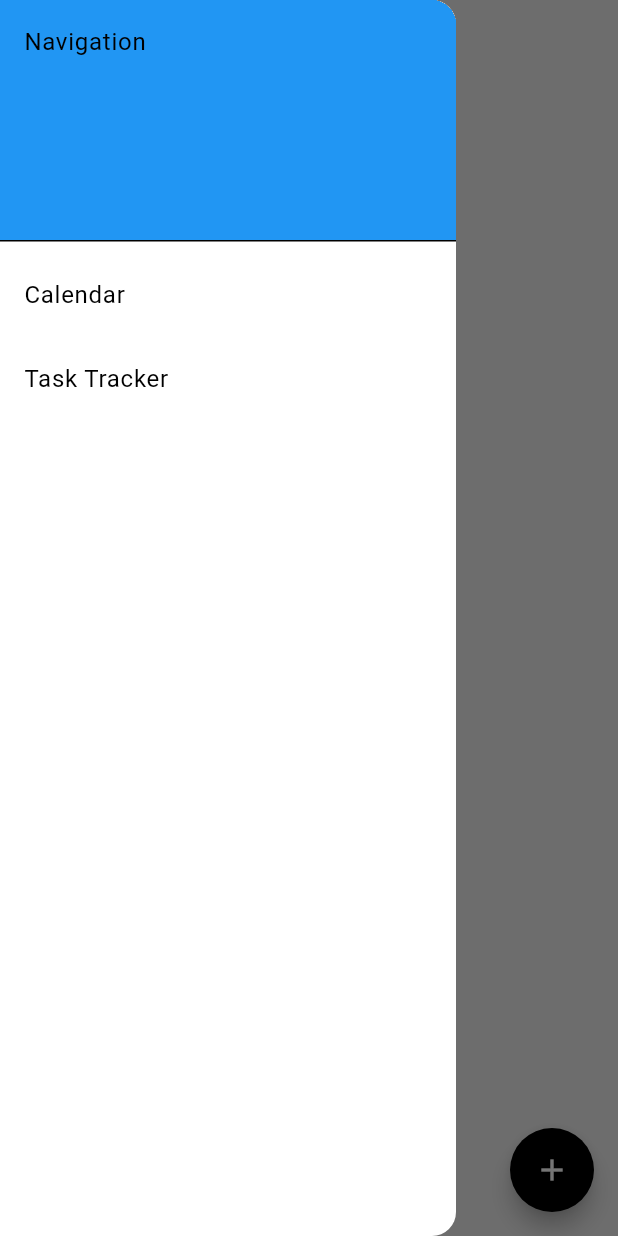
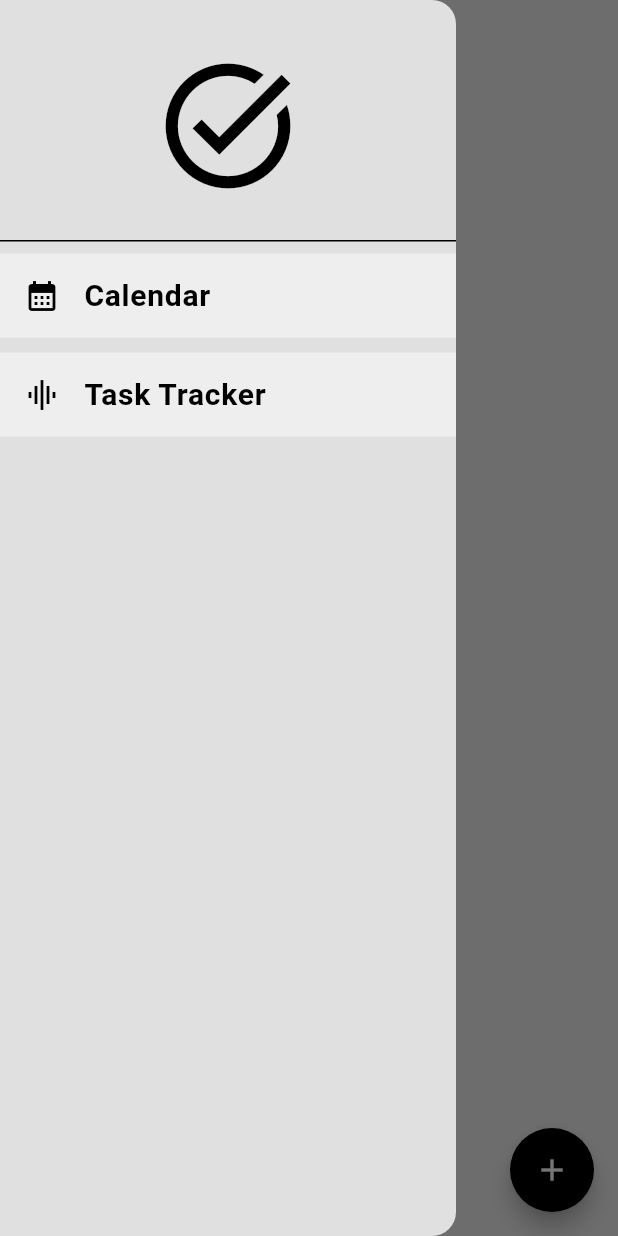
Before and after one commit to darkrimson/tasks_app, a Flutter app: the screen it shows after launch, with the side drawer open, on a phone screen of 412 x 824 dp. Run offline on Flutter 3.47's test engine with Material 3 defaults, Android fonts, the phone set to English and light mode, and no system bars; our stand-ins replace flutter_slidable, hive, hive_flutter, table_calendar; accounts and stored records are empty.

Commit message:
add slidable, fix list and pages

```diff
--- a/lib/main.dart
+++ b/lib/main.dart
@@ -6,7 +6,7 @@ import 'package:tasks_app/themes/light_theme.dart';
 
 import 'models/task.dart';
 import 'pages/calendar_page.dart';
-import 'pages/home/home_page.dart';
+import 'pages/home_page.dart';
 import 'pages/task_tracker_page.dart';
 import 'providers/task_provider.dart';
 import 'themes/dark_mode.dart';
--- a/lib/pages/calendar_page.dart
+++ b/lib/pages/calendar_page.dart
@@ -1,5 +1,5 @@
 import 'package:flutter/material.dart';
-import 'package:tasks_app/pages/home/widgets/task_list.dart';
+import 'package:tasks_app/pages/widgets/task_list.dart';
 import 'package:tasks_app/providers/task_provider.dart';
 import 'package:provider/provider.dart';
 import 'package:table_calendar/table_calendar.dart';
@@ -24,6 +24,10 @@ class _CalendarPageState extends State<CalendarPage> {
       body: Column(
         children: [
           TableCalendar(
+            headerStyle: const HeaderStyle(
+              formatButtonVisible: false,
+              titleCentered: true,
+            ),
             firstDay: DateTime.utc(2000, 1, 1),
             lastDay: DateTime.utc(2100, 1, 1),
             focusedDay: _focusedDay,
--- a/lib/pages/home/widgets/task_drawer.dart
+++ /dev/null
@@ -1,33 +0,0 @@
-import 'package:flutter/material.dart';
-
-class TaskDrawer extends StatelessWidget {
-  const TaskDrawer({super.key});
-
-  @override
-  Widget build(BuildContext context) {
-    return Drawer(
-      child: ListView(
-        children: <Widget>[
-          const DrawerHeader(
-            decoration: BoxDecoration(
-              color: Colors.blue,
-            ),
-            child: Text('Navigation'),
-          ),
-          ListTile(
-            title: const Text('Calendar'),
-            onTap: () {
-              Navigator.pushNamed(context, '/calendar_page');
-            },
-          ),
-          ListTile(
-            title: const Text('Task Tracker'),
-            onTap: () {
-              Navigator.pushNamed(context, '/task_tracker_page');
-            },
-          ),
-        ],
-      ),
-    );
-  }
-}
--- a/lib/pages/home/home_page.dart
+++ b/lib/pages/home_page.dart
@@ -1,9 +1,9 @@
 import 'package:flutter/material.dart';
 import 'package:provider/provider.dart';
 import 'package:intl/intl.dart';
-import 'package:tasks_app/pages/home/widgets/task_drawer.dart';
-import 'package:tasks_app/pages/home/widgets/task_list.dart';
-import '../../providers/task_provider.dart';
+import 'package:tasks_app/pages/widgets/task_drawer.dart';
+import 'package:tasks_app/pages/widgets/task_list.dart';
+import '../providers/task_provider.dart';
 
 class HomePage extends StatelessWidget {
   const HomePage({super.key});
@@ -41,7 +41,7 @@ class HomePage extends StatelessWidget {
                       padding: EdgeInsets.symmetric(vertical: 16.0),
                       child: Text(
                         'No tasks for this day',
-                        style: TextStyle(fontSize: 16),
+                        style: TextStyle(fontSize: 18),
                       ),
                     ),
                   );
--- /dev/null
+++ b/lib/pages/widgets/task_drawer.dart
@@ -0,0 +1,46 @@
+import 'package:flutter/material.dart';
+
+class TaskDrawer extends StatelessWidget {
+  const TaskDrawer({super.key});
+
+  @override
+  Widget build(BuildContext context) {
+    return Drawer(
+      backgroundColor: Colors.grey.shade300,
+      child: ListView(
+        children: <Widget>[
+          const DrawerHeader(
+            child: Icon(
+              Icons.task_alt_sharp,
+              size: 100,
+              color: Colors.black,
+            ),
+          ),
+          ListTile(
+            leading: const Icon(Icons.calendar_month),
+            tileColor: Colors.grey.shade200,
+            title: const Text(
+              'Calendar',
+              style: TextStyle(fontSize: 20, fontWeight: FontWeight.bold),
+            ),
+            onTap: () {
+              Navigator.pushNamed(context, '/calendar_page');
+            },
+          ),
+          const SizedBox(height: 10.0),
+          ListTile(
+            leading: const Icon(Icons.graphic_eq),
+            tileColor: Colors.grey.shade200,
+            title: const Text(
+              'Task Tracker',
+              style: TextStyle(fontSize: 20, fontWeight: FontWeight.bold),
+            ),
+            onTap: () {
+              Navigator.pushNamed(context, '/task_tracker_page');
+            },
+          ),
+        ],
+      ),
+    );
+  }
+}
--- a/lib/themes/dark_mode.dart
+++ b/lib/themes/dark_mode.dart
@@ -37,7 +37,4 @@ final ThemeData darkMode = ThemeData(
       foregroundColor: WidgetStateProperty.all(Colors.black),
     ),
   ),
-  drawerTheme: DrawerThemeData(
-    backgroundColor: Colors.grey.shade700,
-  ),
 );
--- a/lib/themes/light_theme.dart
+++ b/lib/themes/light_theme.dart
@@ -30,10 +30,4 @@ final ThemeData lightMode = ThemeData(
       foregroundColor: WidgetStateProperty.all(Colors.white),
     ),
   ),
-  drawerTheme: DrawerThemeData(
-    backgroundColor: Colors.white, // Фон для Drawer белый
-  ),
-  listTileTheme: const ListTileThemeData(
-    textColor: Colors.black, // Текст в Drawer черный
-  ),
 );
--- a/pubspec.yaml
+++ b/pubspec.yaml
@@ -40,6 +40,7 @@ dependencies:
   hive_flutter:
   intl: ^0.19.0
   table_calendar: ^3.1.2
+  flutter_slidable: ^3.1.0
 
 dev_dependencies:
   flutter_test:
```
Also changed, not shown: lib/pages/home/widgets/task_list.dart (deleted, +0 -71 lines), lib/pages/task_detail_page.dart (+5 -7 lines), lib/pages/widgets/task_list.dart (added, +86 -0 lines), pubspec.lock.
